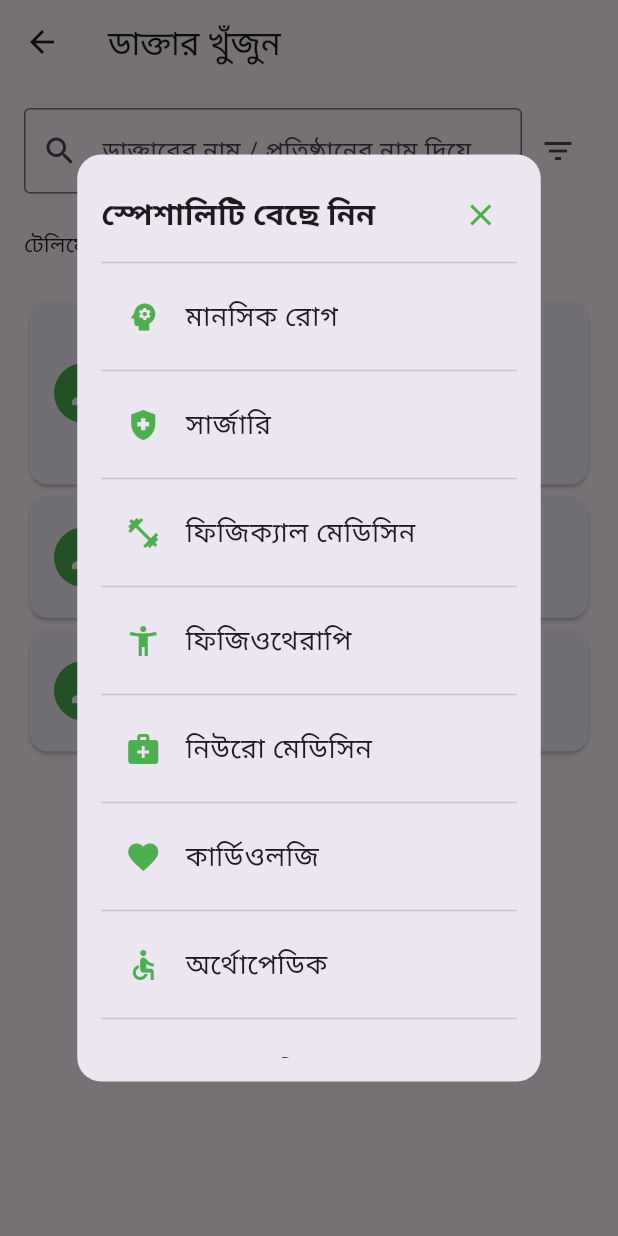
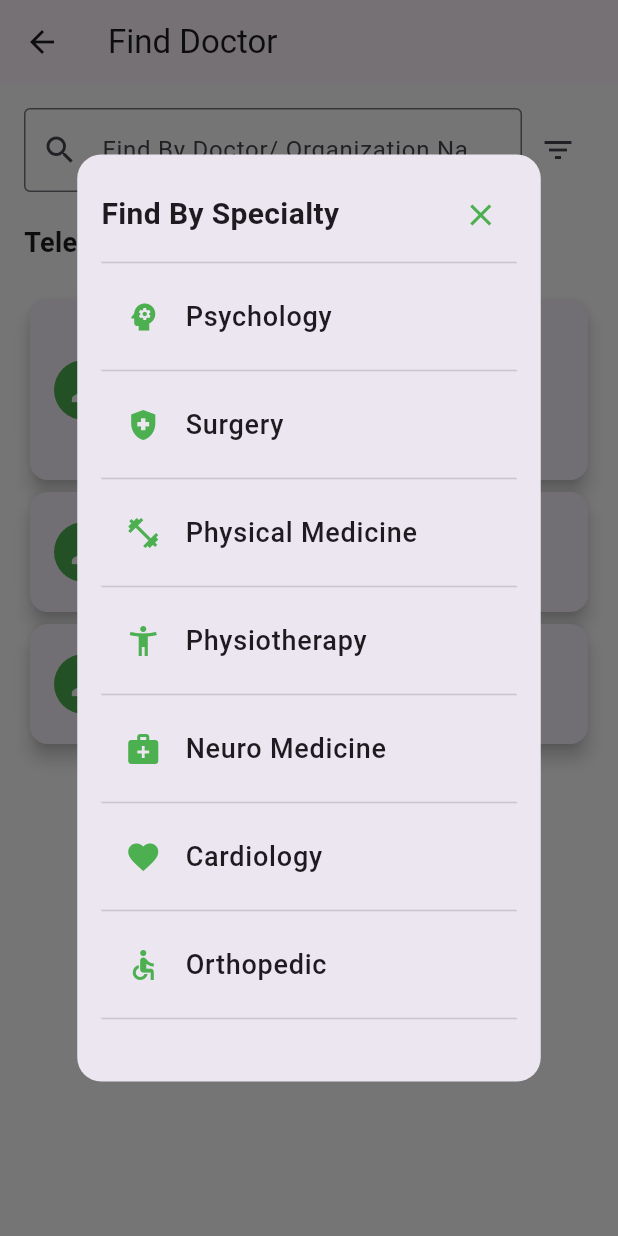
Before and after one commit to az1210/angt_hms-app, a Flutter app: the FindDoctorScreen screen opened directly, after a tap on the "filter list" icon, on a phone screen of 412 x 824 dp. Run offline on Flutter 3.47's test engine with Material 3 defaults, Android fonts, the phone set to English and light mode, and no system bars; our stand-ins replace carousel_slider, dio, flutter_riverpod.

Commit message:
specialty modify

```diff
--- a/lib/services_screen/find_doctor.dart
+++ b/lib/services_screen/find_doctor.dart
@@ -36,18 +36,19 @@ class _FindDoctorScreenState extends State<FindDoctorScreen> {
   ];
 
   final List<Map<String, dynamic>> specialties = [
-    {"name": "মানসিক রোগ", "icon": Icons.psychology},
-    {"name": "সার্জারি", "icon": Icons.health_and_safety},
-    {"name": "ফিজিক্যাল মেডিসিন", "icon": Icons.fitness_center},
-    {"name": "ফিজিওথেরাপি", "icon": Icons.accessibility_new},
-    {"name": "নিউরো মেডিসিন", "icon": Icons.medical_services},
-    {"name": "কার্ডিওলজি", "icon": Icons.favorite},
-    {"name": "অর্থোপেডিক", "icon": Icons.accessible},
-    {"name": "নেফ্রোলজি", "icon": Icons.local_hospital},
-    {"name": "ডার্মাটোলজি", "icon": Icons.face},
-    {"name": "গাইনোকোলজি", "icon": Icons.female},
-    {"name": "পেডিয়াট্রিক", "icon": Icons.child_care},
-    {"name": "ডেন্টাল", "icon": Icons.medical_services},
+    {"name": "Psychology", "icon": Icons.psychology},
+    {"name": "Surgery", "icon": Icons.health_and_safety},
+    {"name": "Physical Medicine", "icon": Icons.fitness_center},
+    {"name": "Physiotherapy", "icon": Icons.accessibility_new},
+    {"name": "Neuro Medicine", "icon": Icons.medical_services},
+    {"name": "Cardiology", "icon": Icons.favorite},
+    {"name": "Orthopedic", "icon": Icons.accessible},
+    {"name": "Nephrology", "icon": Icons.local_hospital},
+    {"name": "Darmatology", "icon": Icons.face},
+    {"name": "Gynocology", "icon": Icons.female},
+    {"name": "Pediatric", "icon": Icons.child_care},
+    {"name": "Dental", "icon": Icons.medical_services},
+    {"name": "Medicine", "icon": Icons.health_and_safety},
     // Add more specialties if needed
   ];
 
@@ -87,7 +88,7 @@ class _FindDoctorScreenState extends State<FindDoctorScreen> {
                   mainAxisAlignment: MainAxisAlignment.spaceBetween,
                   children: [
                     const Text(
-                      "স্পেশালিটি বেছে নিন",
+                      "Find By Specialty",
                       style:
                           TextStyle(fontSize: 20, fontWeight: FontWeight.bold),
                     ),
@@ -140,9 +141,11 @@ class _FindDoctorScreenState extends State<FindDoctorScreen> {
   Widget build(BuildContext context) {
     return Scaffold(
       appBar: AppBar(
-        title: const Text("ডাক্তার খুঁজুন"),
+        title: const Text("Find Doctor"),
       ),
-      body: Padding(
+      body: Container(
+        color: Colors.white,
+        child: Padding(
           padding: const EdgeInsets.all(16.0),
           child: Column(
             children: [
@@ -157,7 +160,7 @@ class _FindDoctorScreenState extends State<FindDoctorScreen> {
                       },
                       decoration: const InputDecoration(
                         prefixIcon: Icon(Icons.search),
-                      hintText: "ডাক্তারের নাম / প্রতিষ্ঠানের নাম দিয়ে খুঁজুন",
+                        hintText: "Find By Doctor/ Organization Name",
                         border: OutlineInputBorder(),
                       ),
                     ),
@@ -171,7 +174,13 @@ class _FindDoctorScreenState extends State<FindDoctorScreen> {
               const SizedBox(height: 10),
               Row(
                 children: [
-                const Text("টেলিমেডিসিন"),
+                  const Text(
+                    "Telemedicine",
+                    style: TextStyle(
+                      fontSize: 18,
+                      fontWeight: FontWeight.bold,
+                    ),
+                  ),
                   Switch(
                     value: telemedicineToggle,
                     onChanged: (value) {
@@ -189,20 +198,21 @@ class _FindDoctorScreenState extends State<FindDoctorScreen> {
                   itemBuilder: (context, index) {
                     final doctor = filteredDoctors[index];
                     return Card(
+                      elevation: 5,
                       child: ListTile(
-                      leading: CircleAvatar(
+                        leading: const CircleAvatar(
                           backgroundColor: Colors.green,
-                        child: const Icon(Icons.person, color: Colors.white),
+                          child: Icon(Icons.person, color: Colors.white),
                         ),
                         title: Text(doctor["name"]!),
                         subtitle: Column(
                           crossAxisAlignment: CrossAxisAlignment.start,
                           children: [
                             Text(doctor["qualification"]!),
-                          Text("বিশেষজ্ঞ: ${doctor["specialty"]!}"),
+                            Text("Specialty: ${doctor["specialty"]!}"),
                             if (doctor["organization"] != null &&
                                 doctor["organization"]!.isNotEmpty)
-                            Text("কর্মস্থল: ${doctor["organization"]!}"),
+                              Text("Organization: ${doctor["organization"]!}"),
                           ],
                         ),
                         trailing: telemedicineToggle
@@ -216,6 +226,7 @@ class _FindDoctorScreenState extends State<FindDoctorScreen> {
             ],
           ),
         ),
+      ),
     );
   }
 }
```
Also changed, not shown: lib/home_screen.dart (+34 -33 lines). Lines whose indentation alone changed are shown as unchanged.
